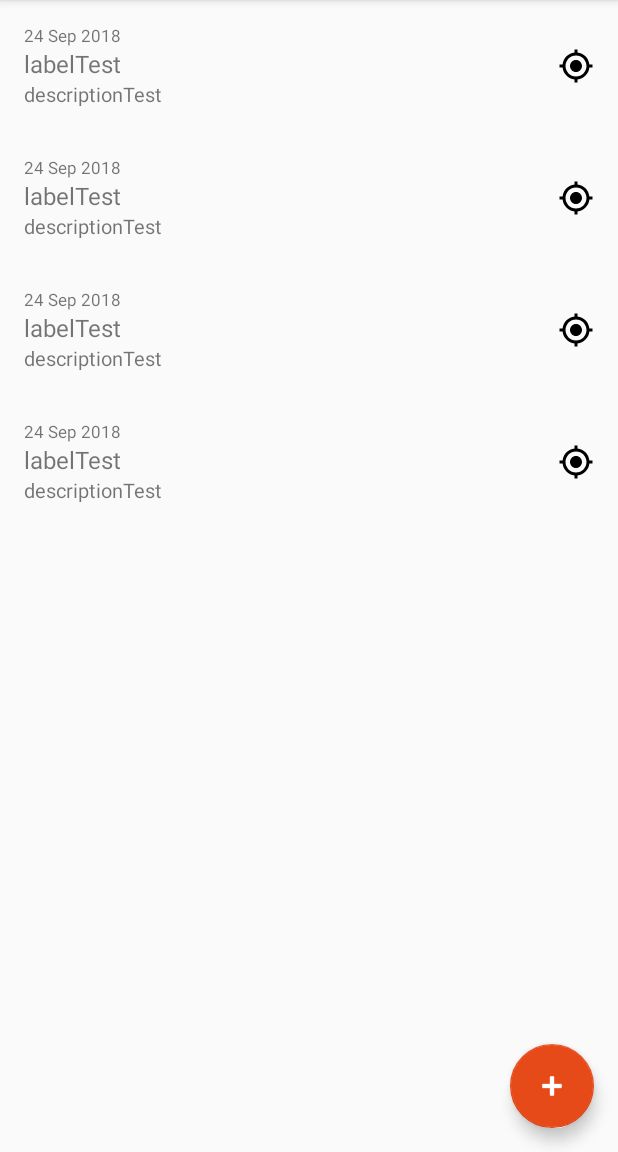
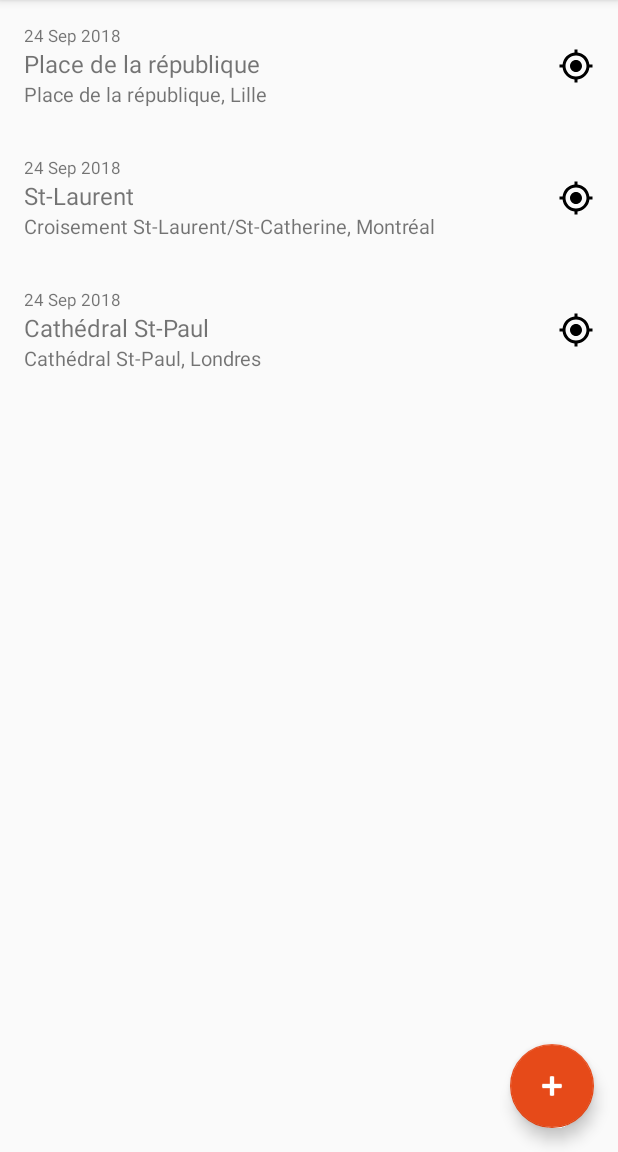
Before and after one commit to alexismalzieu/TPAndroidIAD, an Android app: the screen it shows after launch (PoiListActivity), after a tap on an icon or button, on a phone screen of 412 x 824 dp, the part 84-1236 px from its top. Run offline under Robolectric (Android 15) with nearby library versions, the phone set to English and light mode, and no system bars.

Commit message:
fix edition and add test list

```diff
--- a/app/src/main/java/com/tards/imt/mypointofinterest/EditPoiActivity.java
+++ b/app/src/main/java/com/tards/imt/mypointofinterest/EditPoiActivity.java
@@ -73,6 +73,7 @@ public class EditPoiActivity extends AppCompatActivity {
                         mLatitudeImput.getText().toString(),
                         mLongitudeInput.getText().toString(),
                         mDescriptionInput.getText().toString());
+                edition = false;
             }
         }catch (Exception e){
 
@@ -114,6 +115,7 @@ public class EditPoiActivity extends AppCompatActivity {
         Intent intent = new Intent();
         intent.putExtra("newPoi", mCurrentPoi);
         intent.putExtra("edition",edition);
+        Log.d("EditPoiActivity", "passing edition as :" + edition);
         setResult(RESULT_OK, intent);
         finish();
     }
--- a/app/src/main/java/com/tards/imt/mypointofinterest/PoiListActivity.java
+++ b/app/src/main/java/com/tards/imt/mypointofinterest/PoiListActivity.java
@@ -29,8 +29,6 @@ public class PoiListActivity extends AppCompatActivity {
     private RecyclerView.Adapter mAdapter;
     private RecyclerView.LayoutManager mLayoutManager;
     private List<Poi> mPoiList;
-    private Poi testPoi;
-
 
 
     @Override
@@ -40,18 +38,9 @@ public class PoiListActivity extends AppCompatActivity {
 
         permissionRequest();
 
-        testPoi = new Poi(
-                "labelTest",
-                "50.610388",
-                "3.1308817",
-                "descriptionTest");
-
         mPoiList = new ArrayList<>();
 
-        mPoiList.add(testPoi);
-        mPoiList.add(testPoi);
-        mPoiList.add(testPoi);
-        mPoiList.add(testPoi);
+        initTestList();
 
         mRecyclerView = (RecyclerView) findViewById(R.id.poi_recycler_view);
         Toolbar toolbar = (Toolbar) findViewById(R.id.toolbar);
@@ -100,13 +89,14 @@ public class PoiListActivity extends AppCompatActivity {
         if (requestCode == 1) {
             if(resultCode == RESULT_OK) {
                 Poi newPoi = (Poi) data.getSerializableExtra("newPoi");
-                Boolean edition = data.getBooleanExtra("edtion", false);
+                Boolean edition = data.getBooleanExtra("edition", false);
 
                 if(edition){
+                    Log.d("onActivityResult", "EDITION");
                     for(Poi poi : mPoiList){
                         if(poi.getCreatedAt().equals(newPoi.getCreatedAt())) {
+                            Log.d("onActivityResult", "POI FOUND");
 
-                            //TODO Edition
                             poi.setLabel(newPoi.getLabel());
                             poi.setLatitude(newPoi.getLatitude());
                             poi.setLongitude(newPoi.getLongitude());
@@ -120,6 +110,8 @@ public class PoiListActivity extends AppCompatActivity {
                     mAdapter.notifyDataSetChanged();
 
                 } else {
+                    Log.d("onActivityResult", "CREATION");
+
                     mPoiList.add(newPoi);
                     mAdapter.notifyDataSetChanged();
                 }
@@ -151,4 +143,28 @@ public class PoiListActivity extends AppCompatActivity {
 
         requestPermissions(permissions,1);
     }
+
+    public void initTestList() {
+        Poi testPoi1 = new Poi(
+                "Place de la république",
+                "50.6310309",
+                "3.0629122",
+                "Place de la république, Lille");
+
+        Poi testPoi2 = new Poi(
+                "St-Laurent",
+                "45.50986",
+                "-73.5643792",
+                "Croisement St-Laurent/St-Catherine, Montréal");
+
+        Poi testPoi3 = new Poi(
+                "Cathédral St-Paul",
+                "51.5133253",
+                "-0.1018136",
+                "Cathédral St-Paul, Londres");
+
+        mPoiList.add(testPoi1);
+        mPoiList.add(testPoi2);
+        mPoiList.add(testPoi3);
+    }
 }
--- a/app/src/main/java/com/tards/imt/mypointofinterest/list/PoiAdapter.java
+++ b/app/src/main/java/com/tards/imt/mypointofinterest/list/PoiAdapter.java
@@ -77,10 +77,11 @@ public class PoiAdapter extends RecyclerView.Adapter<PoiAdapter.ViewHolder>{
             @Override
             public void onClick(View v) {
 
-                Poi poi = Utils.getPoiByDate(mPoiList,mPoiList.get(position).getCreatedAt());
 
-                String lat = poi.getLatitude();
-                String lng = poi.getLongitude();
+                Log.d("POI onClick ","POI: " + mPoiList.get(position).getLabel());
+
+                String lat = mPoiList.get(position).getLatitude();
+                String lng = mPoiList.get(position).getLongitude();
 
                 System.out.println("Lat: " + lat);
                 System.out.println("Lng: " + lng);
--- /dev/null
+++ b/app/src/main/java/com/tards/imt/mypointofinterest/model/PoiTestList.java
@@ -0,0 +1,8 @@
+package com.tards.imt.mypointofinterest.model;
+
+public class PoiTestList {
+
+    public PoiTestList() {
+
+    }
+}
```
